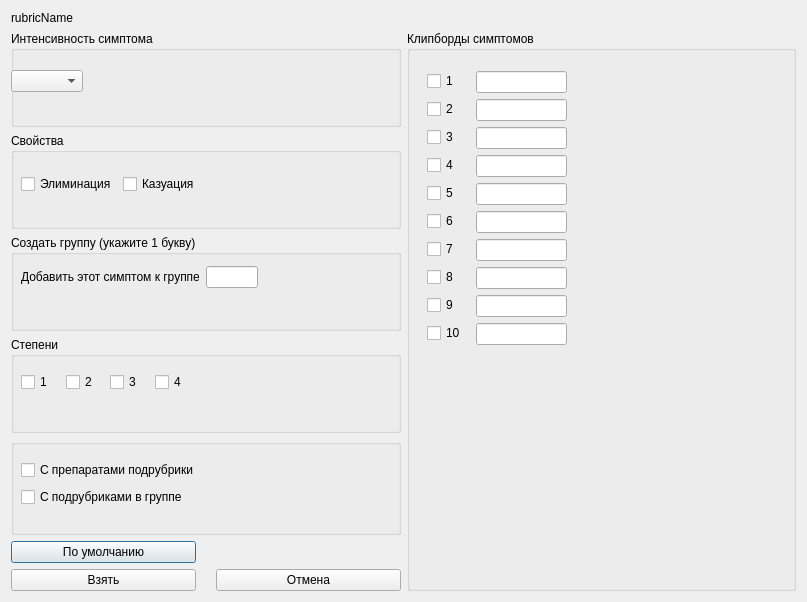
First picture: the form in clipboards/takeremed.ui, repository iliner23/openRadar, before the edit.
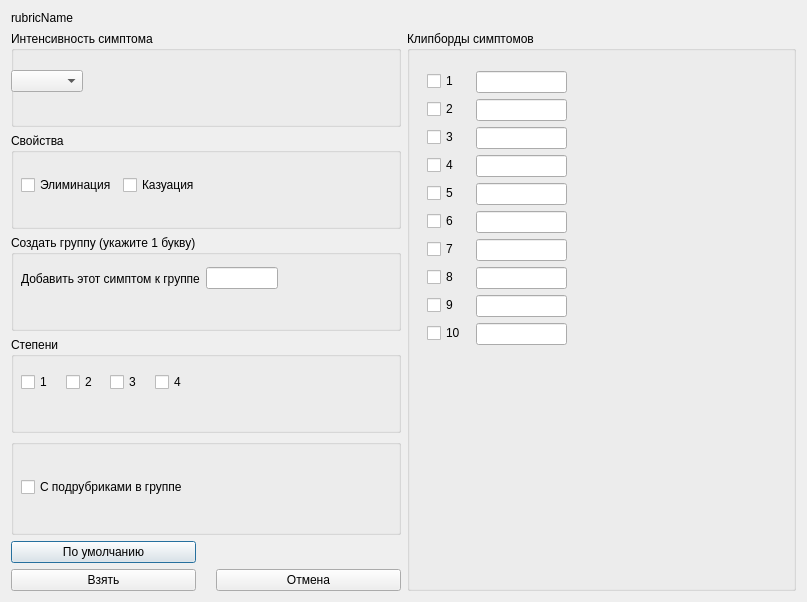
Second picture: the form after the edit.

Commit message: Resize and with this redrawing researchRemed window Fix some graphics issues

```diff
--- a/clipboards/takeremed.ui
+++ b/clipboards/takeremed.ui
@@ -70,8 +70,8 @@
            <rect>
             <x>0</x>
             <y>30</y>
-            <width>211</width>
-            <height>42</height>
+            <width>218</width>
+            <height>45</height>
            </rect>
           </property>
           <layout class="QHBoxLayout" name="horizontalLayout_3">
@@ -115,8 +115,8 @@
            <rect>
             <x>0</x>
             <y>20</y>
-            <width>257</width>
-            <height>44</height>
+            <width>277</width>
+            <height>47</height>
            </rect>
           </property>
           <layout class="QHBoxLayout" name="horizontalLayout_2">
@@ -219,8 +219,8 @@
            <rect>
             <x>0</x>
             <y>10</y>
-            <width>210</width>
-            <height>71</height>
+            <width>226</width>
+            <height>76</height>
            </rect>
           </property>
           <layout class="QVBoxLayout" name="verticalLayout">
@@ -236,13 +236,6 @@
            <property name="bottomMargin">
             <number>10</number>
            </property>
-           <item>
-            <widget class="QCheckBox" name="checkBox">
-             <property name="text">
-              <string>С препаратами подрубрики</string>
-             </property>
-            </widget>
-           </item>
            <item>
             <widget class="QCheckBox" name="checkBox_2">
              <property name="text">
@@ -295,7 +288,7 @@
           <x>10</x>
           <y>30</y>
           <width>160</width>
-          <height>323</height>
+          <height>344</height>
          </rect>
         </property>
         <layout class="QFormLayout" name="formLayout">
```
The commit also changes 7 other files.
